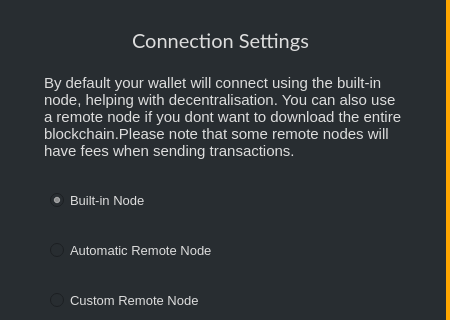
Qt form src/gui/ui/nodesettings.ui (ConcealNetwork/conceal-desktop) before a commit; both pictures show x 0 to 450 and y 0 to 320 of the 450 by 548 pixel window.
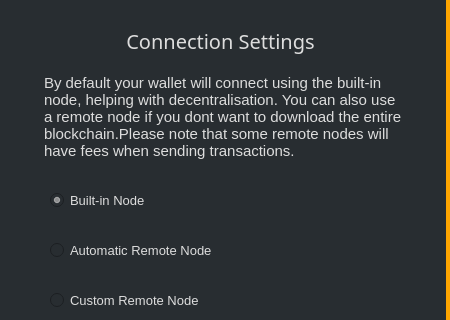
The same form after that commit.

The edit to the form file:
```diff
--- a/src/gui/ui/nodesettings.ui
+++ b/src/gui/ui/nodesettings.ui
@@ -48,7 +48,7 @@
     </property>
     <property name="font">
      <font>
-      <family>Lato</family>
+      <family>Raleway</family>
       <pointsize>15</pointsize>
      </font>
     </property>
```
Left out of the diff: 2 changed lines with no effect on the pictures.
